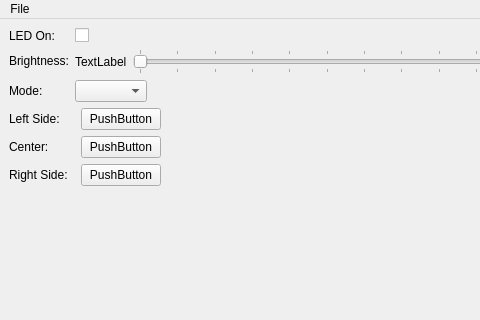
Above: src/clevokeyboardgui/ui/main_window.ui from anetczuk/ClevoKeyboardControl before the change; both pictures show x 0 to 480 and y 0 to 320 of the 792 by 424 pixel window. Below: the same form after it.
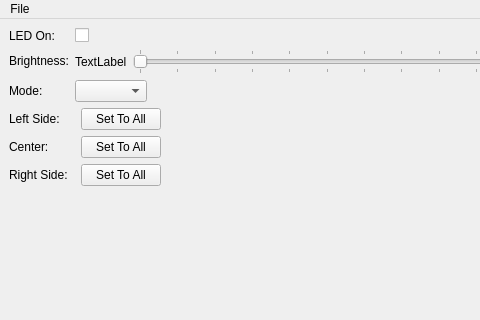
That is the form after the change. Custom widgets are drawn as their Qt base class.

Commit message: Implement "Set To All" buttons

```diff
--- a/src/clevokeyboardgui/ui/main_window.ui
+++ b/src/clevokeyboardgui/ui/main_window.ui
@@ -115,7 +115,7 @@
       <item>
        <widget class="QPushButton" name="setToAllLeftPB">
         <property name="text">
-         <string>PushButton</string>
+         <string>Set To All</string>
         </property>
        </widget>
       </item>
@@ -142,7 +142,7 @@
       <item>
        <widget class="QPushButton" name="setToAllCenterPB">
         <property name="text">
-         <string>PushButton</string>
+         <string>Set To All</string>
         </property>
        </widget>
       </item>
@@ -169,7 +169,7 @@
       <item>
        <widget class="QPushButton" name="setToAllRightPB">
         <property name="text">
-         <string>PushButton</string>
+         <string>Set To All</string>
         </property>
        </widget>
       </item>
```
The commit also changes 2 other files.
